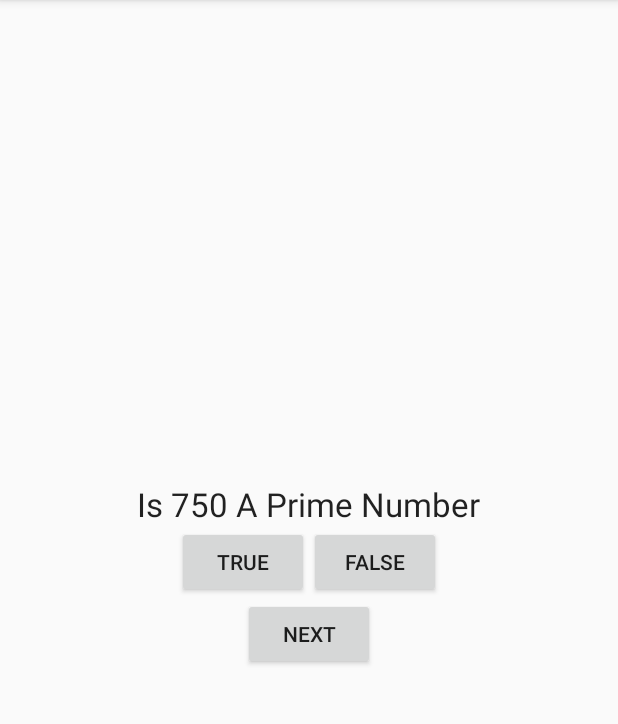
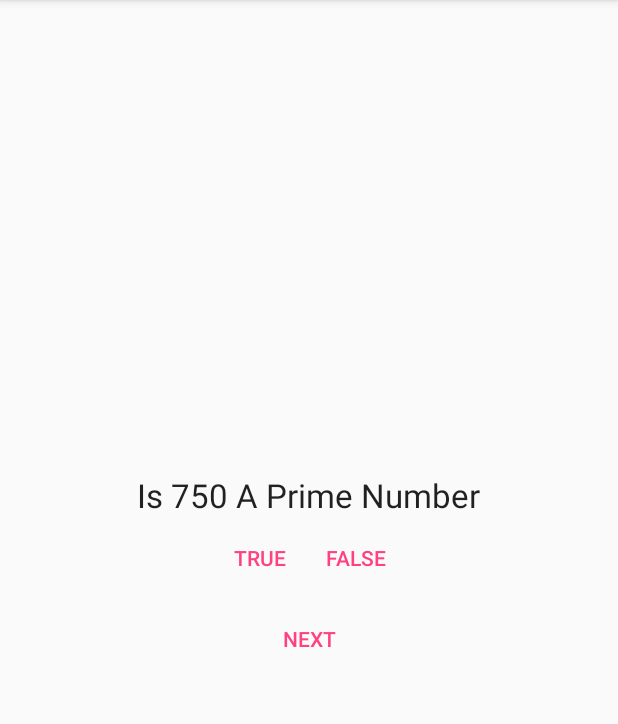
Before and after one commit to kunal14053/Assignment1, an Android app: the screen it shows after launch (MainActivity), after a tap on "NEXT", on a phone screen of 412 x 824 dp, the part 84-808 px from its top. Run offline under Robolectric (Android 15) with nearby library versions, the phone set to English and light mode, and no system bars.

```diff
--- a/app/src/main/AndroidManifest.xml
+++ b/app/src/main/AndroidManifest.xml
@@ -1,13 +1,16 @@
 <?xml version="1.0" encoding="utf-8"?>
 <manifest xmlns:android="http://schemas.android.com/apk/res/android"
+    xmlns:tools="http://schemas.android.com/tools"
     package="in.ac.iiitd.kunal.assignment1">
 
     <application
         android:allowBackup="true"
+        android:fullBackupContent="true"
         android:icon="@mipmap/ic_launcher"
         android:label="@string/app_name"
         android:supportsRtl="true"
-        android:theme="@style/AppTheme">
+        android:theme="@style/AppTheme"
+        tools:ignore="GoogleAppIndexingWarning">
         <activity android:name=".MainActivity">
             <intent-filter>
                 <action android:name="android.intent.action.MAIN" />
--- a/app/src/main/java/in/ac/iiitd/kunal/assignment1/GiveNumber.java
+++ b/app/src/main/java/in/ac/iiitd/kunal/assignment1/GiveNumber.java
@@ -4,39 +4,34 @@ package in.ac.iiitd.kunal.assignment1;
 import android.util.Log;
 import java.util.ArrayList;
 
-
-/**
- * Created by KunalSaini on 13-Aug-16.
- */
-
-
-
+@SuppressWarnings("ALL")
 public class GiveNumber {
     private static final String TAG = "GiveNumber";
-    private static ArrayList<Integer>Numbers ;
-    private static final int MAXIMUM=1000;
-    private static final int MINIMUM=1;
-    private static int randomNum;
-    private static ArrayList<Integer>Prime;
+    private static ArrayList<Integer>sNumbers ;
+    private static final int sMAXIMUM=1000;
+    private static final int sMINIMUM=1;
+    @SuppressWarnings("FieldCanBeLocal")
+    private static int sRandomNum;
+    private static ArrayList<Integer>sPrime;
 
     public static int GetNumber()
     {
-        randomNum = MINIMUM + (int)(Math.random() * MAXIMUM);
-        while(Numbers.contains(randomNum))
-            randomNum = MINIMUM + (int)(Math.random() * MAXIMUM);
-        Numbers.add(randomNum);
-        return randomNum;
+        sRandomNum = sMINIMUM + (int)(Math.random() * sMAXIMUM);
+        while(sNumbers.contains(sRandomNum))
+            sRandomNum = sMINIMUM + (int)(Math.random() * sMAXIMUM);
+        sNumbers.add(sRandomNum);
+        return sRandomNum;
 
     }
 
     static {
 
         //Need to Implement More Efficient Algorithm
-        Prime=new ArrayList<Integer>();
-        Numbers=new ArrayList<Integer>();
+        sPrime=new ArrayList<>();
+        sNumbers=new ArrayList<>();
         int i,k,j;
         Log.d(TAG,"I am in Static method");
-        for(i=MINIMUM;i<MAXIMUM;i++)
+        for(i=sMINIMUM;i<sMAXIMUM;i++)
         {
             k=0;
             for(j=2;j<i;j++)
@@ -49,17 +44,17 @@ public class GiveNumber {
             }
             if(k==0)
             {
-                Prime.add(i);
+                sPrime.add(i);
             }
         }
     }
 
     public static boolean IsPrime(int n)
     {
-        if(Prime.contains(n))
+        if(sPrime.contains(n))
             return  true;
-        else
-            return false;
+
+        return false;
     }
 
 }
--- a/app/src/main/java/in/ac/iiitd/kunal/assignment1/MainActivity.java
+++ b/app/src/main/java/in/ac/iiitd/kunal/assignment1/MainActivity.java
@@ -9,6 +9,7 @@ import android.widget.Button;
 import android.widget.TextView;
 import android.widget.Toast;
 
+@SuppressWarnings("ALL")
 public class MainActivity extends AppCompatActivity {
 
     /*
@@ -16,7 +17,7 @@ public class MainActivity extends AppCompatActivity {
     Variable Assignment
     Strings in Values
     Change Icon
-    Save Instance Bundle On Back Press and Rotate;
+    Save Instance Bundle On Back Press;
     */
     private static final String TAG = "QuizActivity";
     private static final String Value = "Value";
@@ -35,8 +36,13 @@ public class MainActivity extends AppCompatActivity {
         setContentView(R.layout.activity_main);
 
         mQuestion = (TextView) findViewById(R.id.textViewer);
-        mValue = GiveNumber.GetNumber();
-        mQuestion.setText("Is" + mValue + "A Prime Number");
+
+        if(savedInstanceState==null)
+            mValue = GiveNumber.GetNumber();
+        else
+            mValue=savedInstanceState.getInt(Value);
+
+        mQuestion.setText("Is " + mValue + " A Prime Number");
 
         mFalseButton = (Button) findViewById(R.id.FalseButton);
         mFalseButton.setOnClickListener(new View.OnClickListener() {
@@ -102,6 +108,15 @@ public class MainActivity extends AppCompatActivity {
         savedInstanceState.putInt(Value,mValue);
     }
 
+
+    @Override
+    public void onRestoreInstanceState(Bundle savedInstanceState) {
+        super.onRestoreInstanceState(savedInstanceState);
+        Log.i(TAG, "Inside onRestoreInstance");
+
+    }
+
+
     @Override
     public void onStart() {
         super.onStart();
@@ -117,7 +132,7 @@ public class MainActivity extends AppCompatActivity {
     @Override
     public void onResume() {
         super.onResume();
-        Log.d(TAG, "Inside OnREsume");
+        Log.d(TAG, "Inside OnResume");
 
     }
 
@@ -138,4 +153,5 @@ public class MainActivity extends AppCompatActivity {
         super.onBackPressed();
         Log.d(TAG, "Inside OnBackPressed");
     }
+
 }
--- a/app/src/main/res/layout/activity_main.xml
+++ b/app/src/main/res/layout/activity_main.xml
@@ -1,6 +1,8 @@
 <?xml version="1.0" encoding="utf-8"?>
+<!--suppress AndroidUnknownAttribute, AndroidUnknownAttribute, AndroidUnknownAttribute -->
 <LinearLayout xmlns:android="http://schemas.android.com/apk/res/android"
     xmlns:tools="http://schemas.android.com/tools"
+    style="?android:attr/buttonBarStyle"
     android:layout_width="match_parent"
     android:layout_height="match_parent"
     android:paddingBottom="@dimen/activity_vertical_margin"
@@ -15,32 +17,39 @@
         android:layout_width="wrap_content"
         android:layout_height="wrap_content"
         android:textAppearance="?android:attr/textAppearanceLarge"
-        android:text="Question"
+        android:text="@string/Question"
         android:gravity="center"
         />
 
     <LinearLayout
         android:layout_width="wrap_content"
         android:layout_height="wrap_content"
+        style="?android:attr/buttonBarStyle"
         android:orientation="horizontal">
+        <!--suppress AndroidUnknownAttribute, AndroidUnknownAttribute -->
         <Button
             android:id="@+id/TrueButton"
+            style="?android:attr/buttonBarButtonStyle"
             android:layout_width="wrap_content"
             android:layout_height="wrap_content"
-            android:text="True"
+            android:text="@string/True"
             />
+        <!--suppress AndroidUnknownAttribute, AndroidUnknownAttribute -->
         <Button
             android:id="@+id/FalseButton"
+            style="?android:attr/buttonBarButtonStyle"
             android:layout_width="wrap_content"
             android:layout_height="wrap_content"
-            android:text="False"
+            android:text="@string/False"
 
             />
     </LinearLayout>
+    <!--suppress AndroidUnknownAttribute, AndroidUnknownAttribute -->
     <Button
         android:id="@+id/next_button"
+        style="?android:attr/buttonBarButtonStyle"
         android:layout_width="wrap_content"
         android:layout_height="wrap_content"
-        android:text="Next"/>
+        android:text="@string/Next"/>
 
 </LinearLayout>
--- a/app/src/main/res/values/strings.xml
+++ b/app/src/main/res/values/strings.xml
@@ -1,3 +1,7 @@
 <resources>
     <string name="app_name">Assignment1</string>
+    <string name="False">False</string>
+    <string name="True">True</string>
+    <string name="Next">Next</string>
+    <string name="Question">Question</string>
 </resources>
```
Also changed, not shown: 64 other files.
